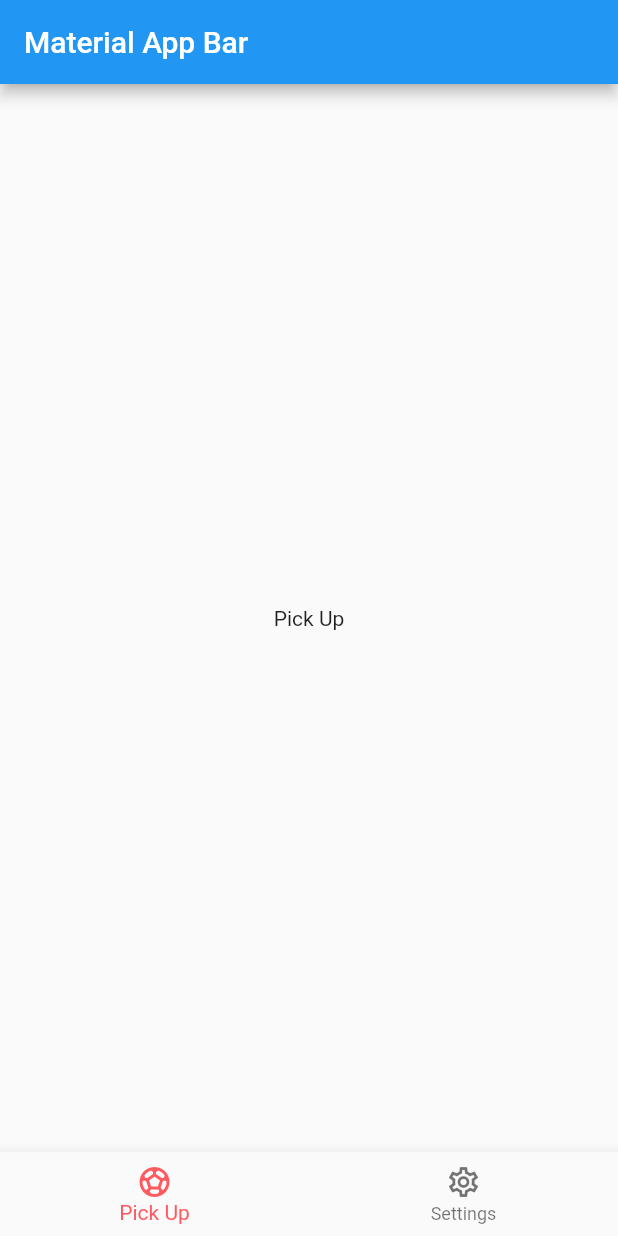
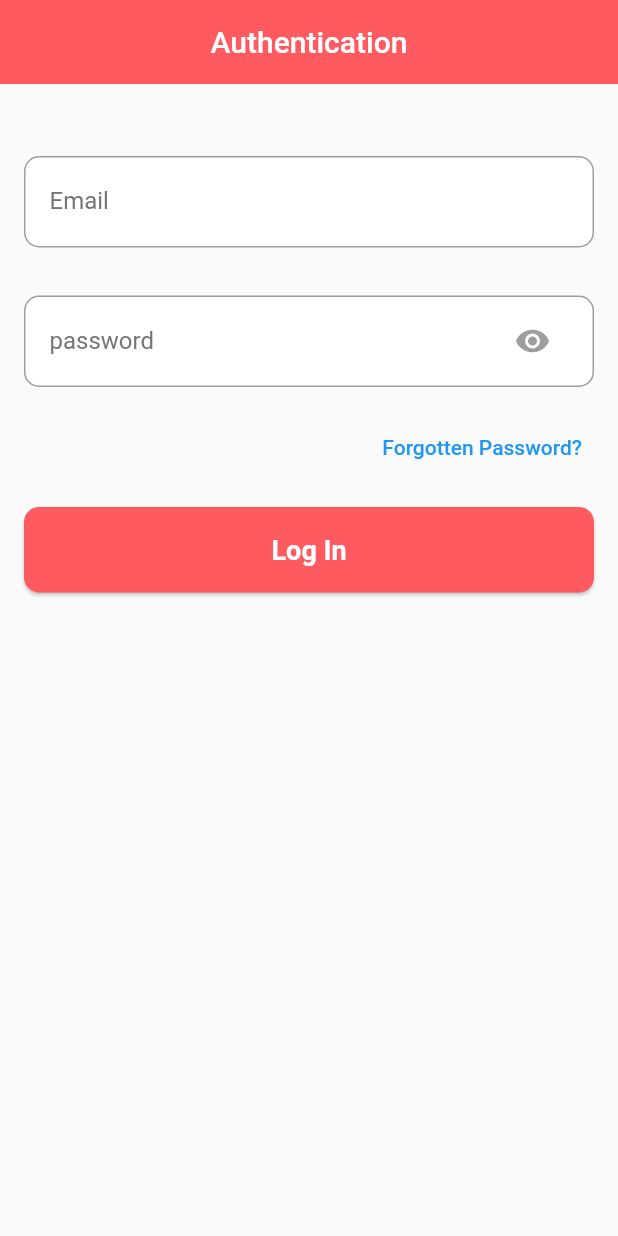
Before and after one commit to SamuelPerezJimenez/jplay_flutter, a Flutter app: the screen it shows after launch, on a phone screen of 412 x 824 dp. Run offline on Flutter 3.47's test engine with Material 2 defaults, Android fonts, the phone set to English and light mode, and no system bars; our stand-ins replace dartz, equatable, flutter_bloc, get_it; accounts and stored records are empty.

Commit message:
feat(authentication): Added loginPage

```diff
--- a/lib/core/theme/theme.dart
+++ b/lib/core/theme/theme.dart
@@ -7,4 +7,7 @@ class AppTheme {
   static const Color successColor = Color.fromARGB(255, 36, 138, 40);
   static const Color failureColor = Color.fromARGB(255, 255, 59, 48);
   static const Color informationColor = Color.fromARGB(255, 0, 122, 255);
+
+  static const EdgeInsetsGeometry pagePadding =
+      EdgeInsets.symmetric(horizontal: 28);
 }
--- /dev/null
+++ b/lib/core/widgets/submit_button_widget.dart
@@ -0,0 +1,44 @@
+import 'package:flutter/material.dart';
+import 'package:jplay_flutter/core/theme/theme.dart';
+
+class SubmitButtonWidget extends StatelessWidget {
+  final VoidCallback? onPressed;
+  final String buttonText;
+
+  const SubmitButtonWidget({
+    Key? key,
+    this.onPressed,
+    required this.buttonText,
+  }) : super(key: key);
+
+  @override
+  Widget build(BuildContext context) {
+    return SizedBox(
+      width: double.infinity,
+      child: ElevatedButton(
+        onPressed: onPressed,
+        style: ButtonStyle(
+          elevation: MaterialStateProperty.all(1.0),
+          shape: MaterialStateProperty.all<RoundedRectangleBorder>(
+            RoundedRectangleBorder(
+              borderRadius: BorderRadius.circular(10.0),
+            ),
+          ),
+          backgroundColor:
+              MaterialStateProperty.all<Color>(AppTheme.primaryColor),
+          padding: MaterialStateProperty.all<EdgeInsetsGeometry>(
+            const EdgeInsets.symmetric(vertical: 18.0, horizontal: 32.0),
+          ),
+        ),
+        child: Text(
+          buttonText,
+          style: const TextStyle(
+            fontSize: 18,
+            color: Colors.white,
+            fontWeight: FontWeight.bold,
+          ),
+        ),
+      ),
+    );
+  }
+}
--- a/lib/core/widgets/textformfield_widget.dart
+++ b/lib/core/widgets/textformfield_widget.dart
@@ -2,8 +2,8 @@ import 'package:flutter/material.dart';
 import 'package:flutter/services.dart';
 
 class TextFormFieldWidget extends StatefulWidget {
-  const TextFormFieldWidget({
-    Key? key,
+  const TextFormFieldWidget(
+      {Key? key,
       this.validator,
       this.onChanged,
       this.onLongInput,
@@ -14,7 +14,8 @@ class TextFormFieldWidget extends StatefulWidget {
       this.controller,
       this.iconData,
       this.obscureText = false,
-  }) : super(key: key);
+      this.hinText})
+      : super(key: key);
 
   final String? Function(String?)? validator;
   final void Function(String)? onChanged;
@@ -26,6 +27,7 @@ class TextFormFieldWidget extends StatefulWidget {
   final List<TextInputFormatter>? inputFormatters;
   final TextEditingController? controller;
   final IconData? iconData;
+  final String? hinText;
 
   @override
   TextFormFieldWidgetState createState() => TextFormFieldWidgetState();
@@ -41,15 +43,8 @@ class TextFormFieldWidgetState extends State<TextFormFieldWidget> {
       padding: const EdgeInsets.symmetric(horizontal: 16.0),
       decoration: BoxDecoration(
           color: Colors.white,
-        borderRadius: BorderRadius.circular(8.0),
-        boxShadow: [
-          BoxShadow(
-            color: Colors.grey[300]!,
-            blurRadius: 4.0,
-            offset: const Offset(0, 2),
-          ),
-        ],
-      ),
+          borderRadius: BorderRadius.circular(10.0),
+          border: Border.all(color: Colors.grey)),
       child: TextFormField(
         controller: widget.controller,
         validator: widget.validator,
@@ -66,6 +61,7 @@ class TextFormFieldWidgetState extends State<TextFormFieldWidget> {
         inputFormatters: widget.inputFormatters,
         style: const TextStyle(fontSize: 16),
         decoration: InputDecoration(
+          hintText: widget.hinText,
           prefixIcon: widget.iconData != null
               ? Icon(widget.iconData, color: Colors.grey)
               : null,
--- a/lib/features/authentication/presentation/bloc/authentication_bloc.dart
+++ b/lib/features/authentication/presentation/bloc/authentication_bloc.dart
@@ -18,10 +18,12 @@ class AuthenticationBloc
 
       final loginResult =
           await authenticationRepository.login(event.email, event.password);
-      final snackBar = SnackBarWidget(scaffoldMessengerKey);
+
       loginResult.fold((failure) {
+        final snackBar = SnackBarWidget(scaffoldMessengerKey);
         snackBar.show(failure.message, SnackBarType.failure);
       }, (user) {
+        final snackBar = SnackBarWidget(scaffoldMessengerKey);
         snackBar.show("Welcome", SnackBarType.success);
 
         emit(Authenticated());
--- a/lib/features/authentication/presentation/pages/login_page.dart
+++ b/lib/features/authentication/presentation/pages/login_page.dart
@@ -0,0 +1,107 @@
+import 'package:flutter/material.dart';
+import 'package:flutter_bloc/flutter_bloc.dart';
+import 'package:jplay_flutter/core/constants/global_keys.dart';
+import 'package:jplay_flutter/core/theme/theme.dart';
+import 'package:jplay_flutter/core/widgets/TextFormField_widget.dart';
+
+import '../../../../core/widgets/submit_button_widget.dart';
+import '../bloc/authentication_bloc.dart';
+
+class LoginPage extends StatefulWidget {
+  const LoginPage({super.key});
+
+  @override
+  State<LoginPage> createState() => _LoginPageState();
+}
+
+class _LoginPageState extends State<LoginPage> {
+  final GlobalKey<FormState> _formKey = GlobalKey<FormState>();
+  final TextEditingController _emailController = TextEditingController();
+  final TextEditingController _passwordController = TextEditingController();
+  bool _isButtonEnabled = false;
+
+  @override
+  @override
+  Widget build(BuildContext context) {
+    return Scaffold(
+      appBar: AppBar(
+        title: const Text("Authentication"),
+        backgroundColor: AppTheme.primaryColor,
+        centerTitle: true,
+        elevation: 0.0,
+      ),
+      body: Padding(
+        padding: const EdgeInsets.all(16.0),
+        child: Form(
+          key: _formKey,
+          child: Column(
+            crossAxisAlignment: CrossAxisAlignment.start,
+            children: [
+              const SizedBox(height: 24.0),
+              TextFormFieldWidget(
+                labelText: "Email",
+                hinText: "lesam@dev.do",
+                controller: _emailController,
+                onChanged: (v) => _updateButtonState(),
+                validator: (value) {
+                  if (value == null || value.isEmpty) {
+                    return 'Please enter your email';
+                  }
+                  return null;
+                },
+              ),
+              const SizedBox(height: 16.0),
+              TextFormFieldWidget(
+                labelText: "password",
+                hinText: "password",
+                obscureText: true,
+                controller: _passwordController,
+                onChanged: (v) => _updateButtonState(),
+                validator: (value) {
+                  if (value == null || value.isEmpty) {
+                    return 'Please enter your password';
+                  }
+                  return null;
+                },
+              ),
+              const SizedBox(height: 8.0),
+              Align(
+                alignment: Alignment.centerRight,
+                child: TextButton(
+                  onPressed: () {},
+                  child: const Text("Forgotten Password?"),
+                ),
+              ),
+              const SizedBox(height: 16.0),
+              SubmitButtonWidget(
+                onPressed: _isButtonEnabled
+                    ? () {
+                        if (_formKey.currentState!.validate()) {
+                          context.read<AuthenticationBloc>().add(LoginEvent(
+                              email: _emailController.text,
+                              password: _passwordController.text));
+                        }
+                      }
+                    : null,
+                buttonText: "Log In",
+              ),
+            ],
+          ),
+        ),
+      ),
+    );
+  }
+
+  void _updateButtonState() {
+    setState(() {
+      _isButtonEnabled = _formKey.currentState?.validate() ?? false;
+    });
+  }
+
+  @override
+  void dispose() {
+    _emailController.dispose();
+    _passwordController.dispose();
+    super.dispose();
+  }
+}
--- a/lib/main.dart
+++ b/lib/main.dart
@@ -1,5 +1,8 @@
 import 'package:flutter/material.dart';
 import 'package:flutter_bloc/flutter_bloc.dart';
+import 'core/constants/global_keys.dart';
+import 'features/authentication/presentation/bloc/authentication_bloc.dart';
+import 'features/authentication/presentation/pages/login_page.dart';
 import 'features/navigation/presentation/bloc/navigation_bloc_bloc.dart';
 import 'features/navigation/presentation/widgets/navigation_bar.dart';
 import 'injection_container.dart' as injection;
@@ -17,6 +20,7 @@ class MyApp extends StatelessWidget {
   @override
   Widget build(BuildContext context) {
     return MaterialApp(
+      scaffoldMessengerKey: scaffoldMessengerKey,
       title: 'Jplay',
       home: MultiBlocProvider(
           providers: [
@@ -24,26 +28,34 @@ class MyApp extends StatelessWidget {
               create: (_) => sl<NavigationBloc>(),
             ),
           ],
-        child: Scaffold(
-          appBar: AppBar(
-            title: const Text('Material App Bar'),
-          ),
-          body: BlocBuilder<NavigationBloc, NavigationBlocState>(
-            builder: (BuildContext context, NavigationBlocState state) {
-              if (state is PickUpPageNavigationState) {
-                return const Center(
-                  child: Text('Pick Up'),
-                );
-              } else if (state is SettingsPagesNavigationState) {
-                return const Center(
-                  child: Text('Settings'),
-                );
+          child: BlocProvider(
+            create: (_) => sl<AuthenticationBloc>(),
+            child: BlocBuilder<AuthenticationBloc, AuthenticationState>(
+              builder: (context, state) {
+                if (state is Authenticated) {
+                  return Container();
+                } else {
+                  return const LoginPage();
                 }
-              return Container();
               },
             ),
-          bottomNavigationBar: const NavigationBarWidget(),
-        ),
+          )
+          // body: BlocBuilder<NavigationBloc, NavigationBlocState>(
+          //   builder: (BuildContext context, NavigationBlocState state) {
+          //     if (state is PickUpPageNavigationState) {
+          //       return const Center(
+          //         child: Text('Pick Up'),
+          //       );
+          //     } else if (state is SettingsPagesNavigationState) {
+          //       return const Center(
+          //         child: Text('Settings'),
+          //       );
+          //     }
+          //     return Container();
+          //   },
+          // ),
+          // bottomNavigationBar: const NavigationBarWidget(),
+
           ),
     );
   }
```
Also changed, not shown: lib/features/authentication/data/datasource/authentication_remote_source.dart (+15 -6 lines), lib/injection_container.dart (+19 -0 lines). Lines whose indentation alone changed are shown as unchanged.
